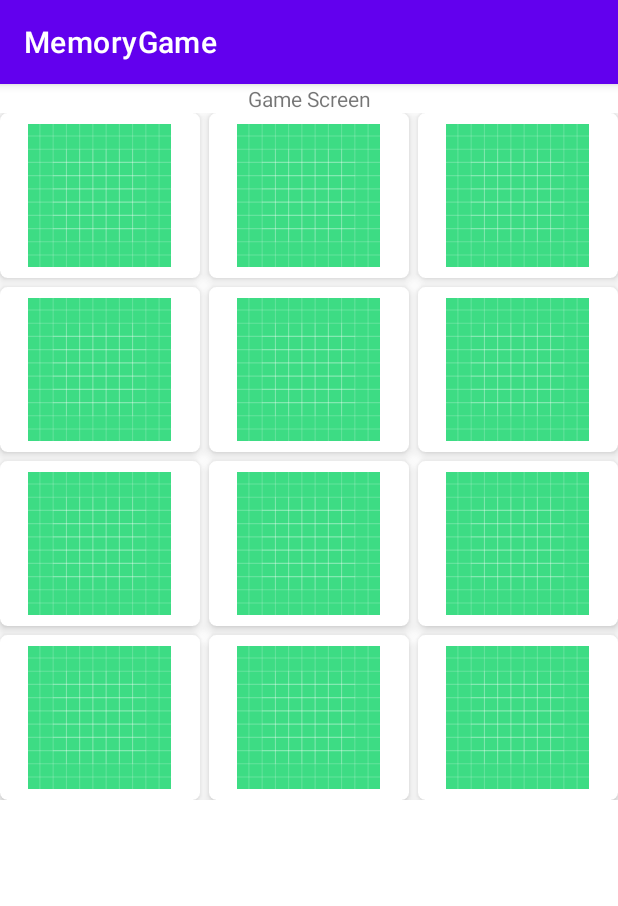
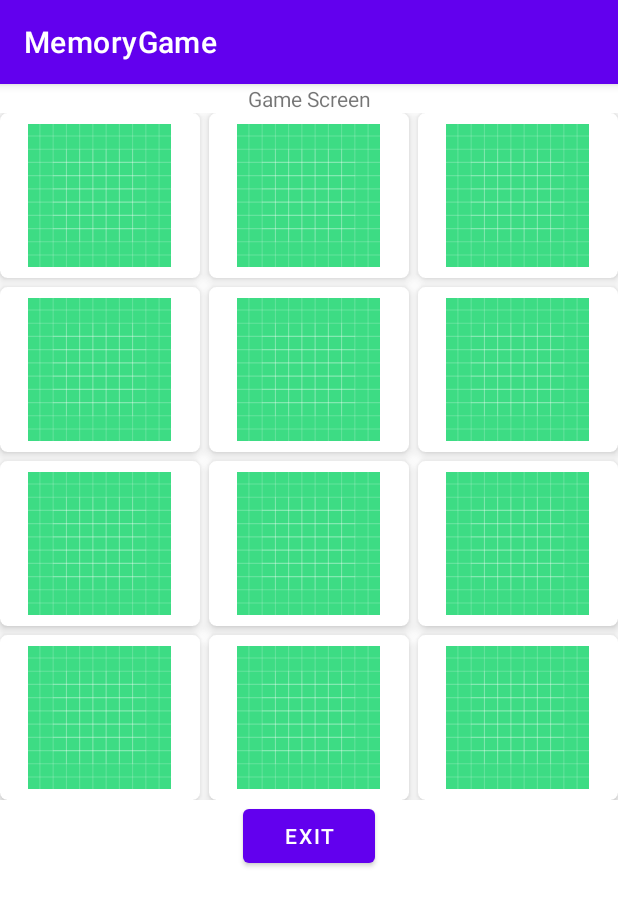
Before and after one commit to katherine-co/CS4750-MemoryGame, an Android app: the screen it shows after launch (GameScreen), after a tap on "3 X 4", on a phone screen of 412 x 824 dp. Shown: the top 906 px of the screen. Run offline under Robolectric (Android 15) with nearby library versions, the phone set to English and light mode, and no system bars.

Commit message:
exit button to show all cards

```diff
--- a/app/src/main/java/com/android/memoryGame/GameScreen.kt
+++ b/app/src/main/java/com/android/memoryGame/GameScreen.kt
@@ -4,6 +4,7 @@ import android.os.Bundle
 import android.os.Handler
 import android.util.Log
 import android.view.View
+import android.widget.Button
 import android.widget.GridView
 import androidx.appcompat.app.AppCompatActivity
 
@@ -30,17 +31,23 @@ class GameScreen : AppCompatActivity() {
     private lateinit var gameGrid: GridView
     private var previousCardPosition: Int = -1;
     private var numMatches: Int = 0;
+    private lateinit var exitButton: Button;
     override fun onCreate(savedInstanceState: Bundle?) {
         super.onCreate(savedInstanceState)
         setContentView(R.layout.game_screen)
+
+        cardModelArrayList.clear()
 
         val bundle = intent.extras
         val dimensions: IntArray? = bundle!!.getIntArray("dimension")
 
         gameGrid = findViewById(R.id.game_grid)
         gameGrid.numColumns = dimensions!!.elementAt(0)
+        exitButton = findViewById(R.id.exitGame)
 
-
+        exitButton.setOnClickListener {
+            showCards()
+        }
 
         val numPairs = dimensions!!.elementAt(0) * dimensions!!.elementAt(1) / 2
         for(i in 0 until numPairs) {
@@ -97,4 +104,11 @@ class GameScreen : AppCompatActivity() {
         card.setIsHidden(!card.getIsHidden())
         adapter.notifyDataSetChanged()
     }
+
+    fun showCards() {
+        for(i in 0 until cardModelArrayList.size) {
+            cardModelArrayList[i].setIsHidden(false);
+            adapter.notifyDataSetChanged();
+        }
+    }
 }
--- a/app/src/main/res/layout/game_screen.xml
+++ b/app/src/main/res/layout/game_screen.xml
@@ -27,4 +27,13 @@
         app:layout_constraintStart_toStartOf="parent"
         app:layout_constraintTop_toBottomOf="@+id/textView"/>
 
+    <Button
+        android:id="@+id/exitGame"
+        android:layout_width="wrap_content"
+        android:layout_height="wrap_content"
+        android:text="Exit"
+        app:layout_constraintLeft_toLeftOf="parent"
+        app:layout_constraintRight_toRightOf="parent"
+        app:layout_constraintTop_toBottomOf="@+id/game_grid"/>
+
 </androidx.constraintlayout.widget.ConstraintLayout>
```
